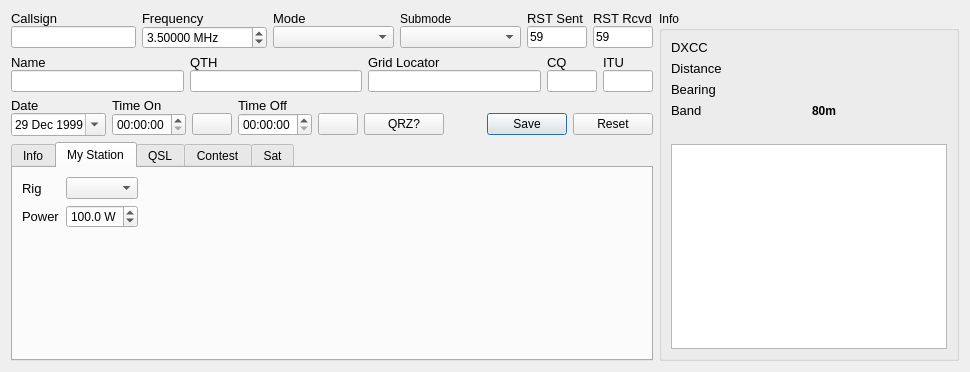
This is ui/NewContactWidget.ui in 7h0ma5/QLog as Qt 5 draws it before an edit. The edited form follows.
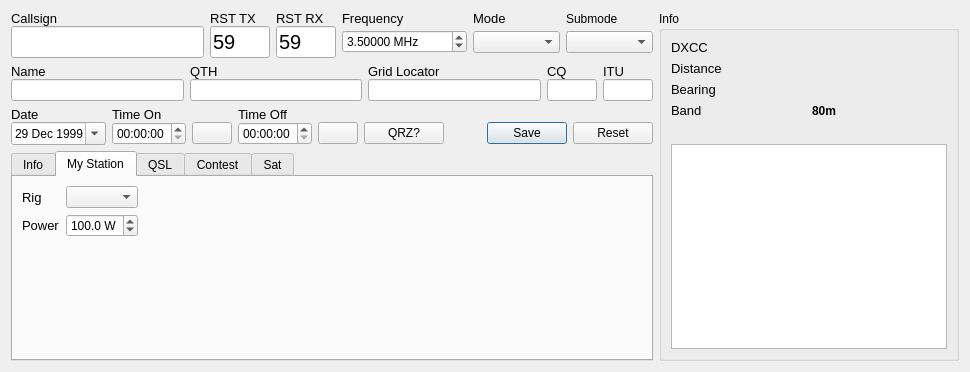
This is the edited form. Icons and pictures are not drawn. Custom widgets are drawn as their Qt base class.

```diff
--- a/ui/NewContactWidget.ui
+++ b/ui/NewContactWidget.ui
@@ -321,74 +321,7 @@
      <property name="verticalSpacing">
       <number>0</number>
      </property>
-     <item row="0" column="5">
-      <widget class="QLabel" name="rstRcvdLabel">
-       <property name="font">
-        <font>
-         <pointsize>10</pointsize>
-         <weight>50</weight>
-         <bold>false</bold>
-        </font>
-       </property>
-       <property name="text">
-        <string>RST Rcvd</string>
-       </property>
-      </widget>
-     </item>
-     <item row="1" column="5">
-      <widget class="QLineEdit" name="rstRcvdEdit">
-       <property name="sizePolicy">
-        <sizepolicy hsizetype="Fixed" vsizetype="Fixed">
-         <horstretch>0</horstretch>
-         <verstretch>0</verstretch>
-        </sizepolicy>
-       </property>
-       <property name="maximumSize">
-        <size>
-         <width>60</width>
-         <height>16777215</height>
-        </size>
-       </property>
-       <property name="text">
-        <string notr="true">59</string>
-       </property>
-       <property name="maxLength">
-        <number>25</number>
-       </property>
-      </widget>
-     </item>
-     <item row="1" column="2">
-      <widget class="QComboBox" name="modeEdit"/>
-     </item>
-     <item row="0" column="2">
-      <widget class="QLabel" name="modeLabel">
-       <property name="font">
-        <font>
-         <pointsize>10</pointsize>
-         <weight>50</weight>
-         <bold>false</bold>
-        </font>
-       </property>
-       <property name="text">
-        <string>Mode</string>
-       </property>
-      </widget>
-     </item>
-     <item row="0" column="0">
-      <widget class="QLabel" name="callsignLabel">
-       <property name="font">
-        <font>
-         <pointsize>10</pointsize>
-         <weight>50</weight>
-         <bold>false</bold>
-        </font>
-       </property>
-       <property name="text">
-        <string>Callsign</string>
-       </property>
-      </widget>
-     </item>
-     <item row="0" column="1">
+     <item row="0" column="3">
       <widget class="QLabel" name="frequencyLabel">
        <property name="font">
         <font>
@@ -402,33 +335,22 @@
        </property>
       </widget>
      </item>
-     <item row="1" column="3">
-      <widget class="QComboBox" name="submodeEdit"/>
-     </item>
-     <item row="1" column="4">
-      <widget class="QLineEdit" name="rstSentEdit">
-       <property name="sizePolicy">
-        <sizepolicy hsizetype="Fixed" vsizetype="Fixed">
-         <horstretch>0</horstretch>
-         <verstretch>0</verstretch>
-        </sizepolicy>
-       </property>
-       <property name="maximumSize">
-        <size>
-         <width>60</width>
-         <height>16777215</height>
-        </size>
+     <item row="0" column="0">
+      <widget class="QLabel" name="callsignLabel">
+       <property name="font">
+        <font>
+         <pointsize>10</pointsize>
+         <weight>50</weight>
+         <bold>false</bold>
+        </font>
        </property>
        <property name="text">
-        <string>59</string>
-       </property>
-       <property name="maxLength">
-        <number>25</number>
+        <string>Callsign</string>
        </property>
       </widget>
      </item>
      <item row="0" column="4">
-      <widget class="QLabel" name="rstSentLabel">
+      <widget class="QLabel" name="modeLabel">
        <property name="font">
         <font>
          <pointsize>10</pointsize>
@@ -437,30 +359,11 @@
         </font>
        </property>
        <property name="text">
-        <string>RST Sent</string>
+        <string>Mode</string>
        </property>
       </widget>
      </item>
-     <item row="1" column="0">
-      <widget class="QLineEdit" name="callsignEdit">
-       <property name="sizePolicy">
-        <sizepolicy hsizetype="Preferred" vsizetype="Fixed">
-         <horstretch>0</horstretch>
-         <verstretch>0</verstretch>
-        </sizepolicy>
-       </property>
-       <property name="font">
-        <font>
-         <weight>75</weight>
-         <bold>true</bold>
-        </font>
-       </property>
-       <property name="maxLength">
-        <number>25</number>
-       </property>
-      </widget>
-     </item>
-     <item row="1" column="1">
+     <item row="1" column="3">
       <widget class="QDoubleSpinBox" name="frequencyEdit">
        <property name="sizePolicy">
         <sizepolicy hsizetype="Preferred" vsizetype="Fixed">
@@ -485,13 +388,121 @@
        </property>
       </widget>
      </item>
-     <item row="0" column="3">
+     <item row="1" column="5">
+      <widget class="QComboBox" name="submodeEdit"/>
+     </item>
+     <item row="0" column="5">
       <widget class="QLabel" name="label">
        <property name="text">
         <string>Submode</string>
        </property>
       </widget>
      </item>
+     <item row="1" column="0">
+      <widget class="QLineEdit" name="callsignEdit">
+       <property name="sizePolicy">
+        <sizepolicy hsizetype="Preferred" vsizetype="Fixed">
+         <horstretch>0</horstretch>
+         <verstretch>0</verstretch>
+        </sizepolicy>
+       </property>
+       <property name="font">
+        <font>
+         <pointsize>15</pointsize>
+         <weight>75</weight>
+         <bold>true</bold>
+        </font>
+       </property>
+       <property name="maxLength">
+        <number>25</number>
+       </property>
+      </widget>
+     </item>
+     <item row="1" column="4">
+      <widget class="QComboBox" name="modeEdit"/>
+     </item>
+     <item row="0" column="1">
+      <widget class="QLabel" name="rstSentLabel">
+       <property name="font">
+        <font>
+         <pointsize>10</pointsize>
+         <weight>50</weight>
+         <bold>false</bold>
+        </font>
+       </property>
+       <property name="text">
+        <string>RST TX</string>
+       </property>
+      </widget>
+     </item>
+     <item row="1" column="1">
+      <widget class="QLineEdit" name="rstSentEdit">
+       <property name="sizePolicy">
+        <sizepolicy hsizetype="Fixed" vsizetype="Fixed">
+         <horstretch>0</horstretch>
+         <verstretch>0</verstretch>
+        </sizepolicy>
+       </property>
+       <property name="maximumSize">
+        <size>
+         <width>60</width>
+         <height>16777215</height>
+        </size>
+       </property>
+       <property name="font">
+        <font>
+         <pointsize>15</pointsize>
+        </font>
+       </property>
+       <property name="text">
+        <string>59</string>
+       </property>
+       <property name="maxLength">
+        <number>25</number>
+       </property>
+      </widget>
+     </item>
+     <item row="0" column="2">
+      <widget class="QLabel" name="rstRcvdLabel">
+       <property name="font">
+        <font>
+         <pointsize>10</pointsize>
+         <weight>50</weight>
+         <bold>false</bold>
+        </font>
+       </property>
+       <property name="text">
+        <string>RST RX</string>
+       </property>
+      </widget>
+     </item>
+     <item row="1" column="2">
+      <widget class="QLineEdit" name="rstRcvdEdit">
+       <property name="sizePolicy">
+        <sizepolicy hsizetype="Fixed" vsizetype="Fixed">
+         <horstretch>0</horstretch>
+         <verstretch>0</verstretch>
+        </sizepolicy>
+       </property>
+       <property name="maximumSize">
+        <size>
+         <width>60</width>
+         <height>16777215</height>
+        </size>
+       </property>
+       <property name="font">
+        <font>
+         <pointsize>15</pointsize>
+        </font>
+       </property>
+       <property name="text">
+        <string notr="true">59</string>
+       </property>
+       <property name="maxLength">
+        <number>25</number>
+       </property>
+      </widget>
+     </item>
     </layout>
    </item>
    <item row="2" column="0">
@@ -589,7 +600,7 @@
        </property>
        <property name="dateTime">
         <datetime>
-         <hour>14</hour>
+         <hour>13</hour>
          <minute>0</minute>
          <second>0</second>
          <year>1999</year>
```
Left out of the diff: 2 changed lines with no effect on the pictures.
